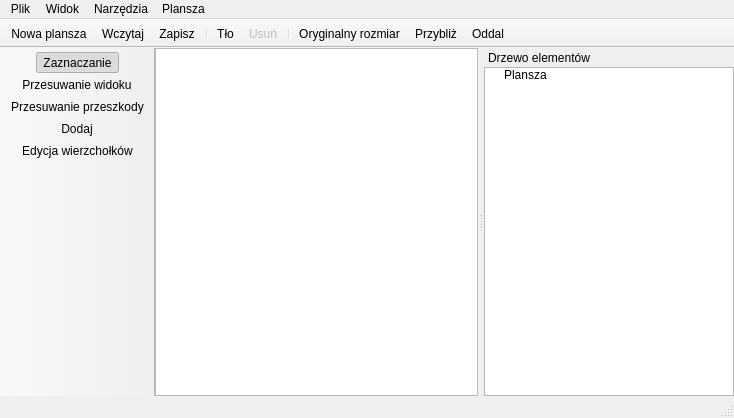
Above: edytor/MainWindow.ui from arturo182/BattleTanks before the change. Below: the same form after it.
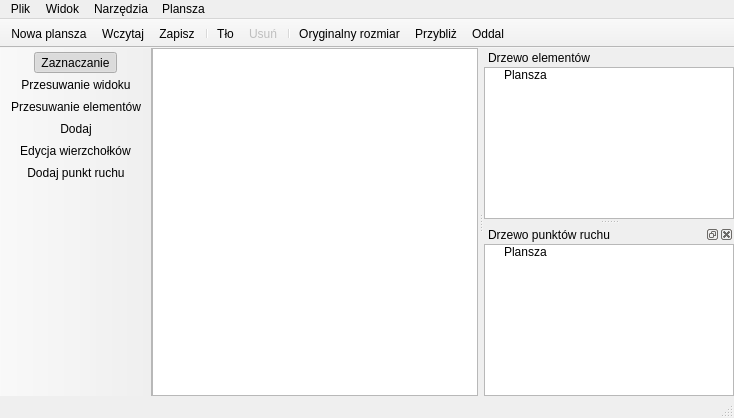
That is the form after the change. Icons and pictures are not drawn.

Commit message: Edytor map:   - Poprawione dodawanie przeszkód   - Dodawanie punktów ruchu Gra:   - Usunięta minimapa

What changed in the file:
```diff
--- a/edytor/MainWindow.ui
+++ b/edytor/MainWindow.ui
@@ -125,6 +125,7 @@
    <addaction name="actionPrzesuwanie"/>
    <addaction name="actionDodaj"/>
    <addaction name="actionEdycjaWierzcholkow"/>
+   <addaction name="actionDodajPunktRuchu"/>
   </widget>
   <widget class="QDockWidget" name="dockWidget">
    <property name="maximumSize">
@@ -176,6 +177,41 @@
     </layout>
    </widget>
   </widget>
+  <widget class="QDockWidget" name="dockWidget2">
+   <property name="windowTitle">
+    <string>Drzewo punktów ruchu</string>
+   </property>
+   <attribute name="dockWidgetArea">
+    <number>2</number>
+   </attribute>
+   <widget class="QWidget" name="dockWidgetContents_2">
+    <layout class="QGridLayout" name="gridLayout_3">
+     <property name="margin">
+      <number>0</number>
+     </property>
+     <item row="0" column="0">
+      <widget class="QTreeWidget" name="treeWidget2">
+       <property name="indentation">
+        <number>16</number>
+       </property>
+       <property name="headerHidden">
+        <bool>true</bool>
+       </property>
+       <column>
+        <property name="text">
+         <string>1</string>
+        </property>
+       </column>
+       <item>
+        <property name="text">
+         <string>Plansza</string>
+        </property>
+       </item>
+      </widget>
+     </item>
+    </layout>
+   </widget>
+  </widget>
   <action name="actionWczytaj">
    <property name="icon">
     <iconset resource="res.qrc">
@@ -287,7 +323,7 @@
      <normaloff>:/ikony/arrow_nsew.png</normaloff>:/ikony/arrow_nsew.png</iconset>
    </property>
    <property name="text">
-    <string>Przesuwanie przeszkody</string>
+    <string>Przesuwanie elementów</string>
    </property>
    <property name="toolTip">
     <string>Przesuwanie</string>
@@ -367,6 +403,24 @@
     <string>Ctrl+0</string>
    </property>
   </action>
+  <action name="actionDodajPunktRuchu">
+   <property name="checkable">
+    <bool>true</bool>
+   </property>
+   <property name="icon">
+    <iconset resource="res.qrc">
+     <normaloff>:/ikony/flag_yellow.png</normaloff>:/ikony/flag_yellow.png</iconset>
+   </property>
+   <property name="text">
+    <string>Dodaj punkt ruchu</string>
+   </property>
+   <property name="toolTip">
+    <string>Dodaj punkt ruchu</string>
+   </property>
+   <property name="shortcut">
+    <string>Ctrl+5</string>
+   </property>
+  </action>
  </widget>
  <layoutdefault spacing="6" margin="11"/>
  <resources>
```
Left out of the diff: 8 changed lines with no effect on the pictures. The commit also changes 14 other files.
